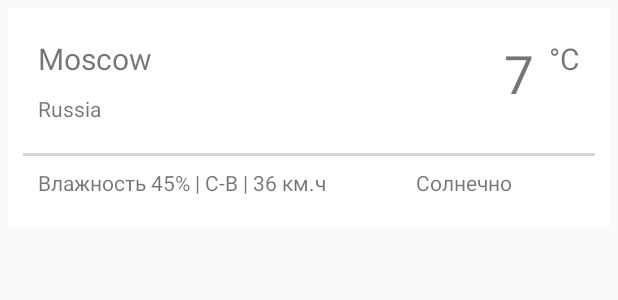
After one commit to NikolayPodonin/PerfectWeather, an Android app: the layout widget_location_element.xml on its own in the app's theme, with its tools: preview values and no code run, on a phone screen of 412 x 824 dp. The commit adds this screen. Shown: the top 300 px of the screen. Run offline under Robolectric (Android 15) with nearby library versions, the phone set to English and light mode, and no system bars.

Commit message:
location control fragment

```diff
--- a/app/build.gradle
+++ b/app/build.gradle
@@ -33,4 +33,7 @@ dependencies {
 
     implementation "androidx.navigation:navigation-fragment:2.0.0"
     implementation "androidx.navigation:navigation-ui:2.0.0"
+    implementation 'com.google.android.libraries.places:places:1.1.0'
+    implementation "org.koin:koin-android:2.0.0-rc-2"
+    implementation 'com.squareup.retrofit2:retrofit:2.5.0'
 }
--- /dev/null
+++ b/app/src/main/java/android/podonin/com/perfectweather/view/locationController/LocationControllerFragment.kt
@@ -0,0 +1,7 @@
+package android.podonin.com.perfectweather.view.locationController
+
+import androidx.fragment.app.Fragment
+
+class LocationControllerFragment: Fragment(), LocationControllerView {
+
+}
--- /dev/null
+++ b/app/src/main/java/android/podonin/com/perfectweather/view/locationController/LocationControllerPresenter.kt
@@ -0,0 +1,4 @@
+package android.podonin.com.perfectweather.view.locationController
+
+class LocationControllerPresenter(private val view: LocationControllerView) {
+}
--- /dev/null
+++ b/app/src/main/java/android/podonin/com/perfectweather/view/locationController/LocationControllerView.kt
@@ -0,0 +1,4 @@
+package android.podonin.com.perfectweather.view.locationController
+
+interface LocationControllerView {
+}
--- /dev/null
+++ b/app/src/main/res/layout/fr_location_picker.xml
@@ -0,0 +1,7 @@
+<?xml version="1.0" encoding="utf-8"?>
+
+<fragment android:id="@+id/autocomplete_fragment"
+          android:layout_width="match_parent"
+          android:layout_height="match_parent"
+          android:name="android.podonin.com.perfectweather.view.locationPicker.LocationPickerFragment"
+          xmlns:android="http://schemas.android.com/apk/res/android"/>
--- /dev/null
+++ b/app/src/main/res/layout/widget_location_element.xml
@@ -0,0 +1,110 @@
+<?xml version="1.0" encoding="utf-8"?>
+<androidx.constraintlayout.widget.ConstraintLayout
+        xmlns:android="http://schemas.android.com/apk/res/android"
+        xmlns:tools="http://schemas.android.com/tools"
+        android:layout_width="match_parent"
+        android:layout_height="wrap_content" xmlns:app="http://schemas.android.com/apk/res-auto"
+        android:padding="@dimen/widgetLocationElementPadding"
+        android:layout_margin="@dimen/widgetLocationElementMargin"
+        android:background="@android:color/white" >
+
+    <androidx.constraintlayout.widget.Guideline
+            android:id="@+id/verticalGuideline"
+            android:layout_width="match_parent"
+            android:layout_height="match_parent"
+            android:orientation="vertical"
+            app:layout_constraintGuide_percent="0.66"
+    />
+
+    <androidx.appcompat.widget.AppCompatTextView
+            android:id="@+id/locationName"
+            android:layout_width="0dp"
+            android:layout_height="wrap_content"
+            app:layout_constraintStart_toStartOf="parent"
+            app:layout_constraintEnd_toEndOf="@id/verticalGuideline"
+            app:layout_constraintTop_toTopOf="parent"
+            android:maxLines="1"
+            android:ellipsize="end"
+            tools:text="Moscow"
+            android:textSize="@dimen/widgetLocationNameText"
+            android:padding="@dimen/widgetLocationElementPadding"
+    />
+
+    <androidx.appcompat.widget.AppCompatTextView
+            android:id="@+id/locationParentName"
+            android:layout_width="0dp"
+            android:layout_height="wrap_content"
+            android:maxLines="1"
+            android:ellipsize="end"
+            app:layout_constraintStart_toStartOf="parent"
+            app:layout_constraintEnd_toEndOf="@id/verticalGuideline"
+            app:layout_constraintTop_toBottomOf="@id/locationName"
+            tools:text="Russia"
+            android:paddingBottom="@dimen/widgetLocationElementPadding"
+            android:paddingStart="@dimen/widgetLocationElementPadding"
+            android:paddingEnd="@dimen/widgetLocationElementPadding"
+    />
+
+
+    <androidx.appcompat.widget.AppCompatTextView
+            android:id="@+id/degrees"
+            android:layout_width="0dp"
+            android:layout_height="0dp"
+            app:layout_constraintStart_toStartOf="@id/verticalGuideline"
+            app:layout_constraintEnd_toStartOf="@id/degreesCelsius"
+            app:layout_constraintTop_toTopOf="parent"
+            app:layout_constraintBottom_toTopOf="@id/dividerView"
+            tools:text="7"
+            android:textAlignment="viewEnd"
+            android:textSize="@dimen/widgetLocationDegreesText"
+            android:padding="@dimen/widgetLocationElementPadding"
+    />
+
+    <androidx.appcompat.widget.AppCompatTextView
+            android:id="@+id/degreesCelsius"
+            android:layout_width="wrap_content"
+            android:layout_height="0dp"
+            app:layout_constraintEnd_toEndOf="parent"
+            app:layout_constraintTop_toTopOf="parent"
+            app:layout_constraintBottom_toTopOf="@id/dividerView"
+            android:text="@string/degreesCelsius"
+            android:textAlignment="viewEnd"
+            android:textSize="@dimen/widgetLocationNameText"
+            android:paddingTop="@dimen/widgetLocationElementPadding"
+            android:paddingEnd="@dimen/widgetLocationElementPadding"
+    />
+
+    <View
+            android:id="@+id/dividerView"
+            android:layout_width="match_parent"
+            android:layout_height="2dp"
+            android:background="@color/quantum_grey400"
+            app:layout_constraintTop_toBottomOf="@id/locationParentName"
+            android:layout_marginTop="@dimen/widgetLocationElementPadding"
+    />
+
+    <androidx.appcompat.widget.AppCompatTextView
+            android:id="@+id/weatherInfo"
+            android:layout_width="0dp"
+            android:layout_height="wrap_content"
+            app:layout_constraintStart_toStartOf="parent"
+            app:layout_constraintEnd_toEndOf="@id/verticalGuideline"
+            app:layout_constraintTop_toTopOf="@id/dividerView"
+            tools:text="Влажность 45% | C-B | 36 км.ч"
+            android:padding="@dimen/widgetLocationElementPadding"
+    />
+
+    <androidx.appcompat.widget.AppCompatTextView
+            android:id="@+id/weatherLightness"
+            android:layout_width="0dp"
+            android:layout_height="wrap_content"
+            app:layout_constraintStart_toStartOf="@id/verticalGuideline"
+            app:layout_constraintEnd_toEndOf="parent"
+            app:layout_constraintTop_toTopOf="@id/dividerView"
+            tools:text="Солнечно"
+            android:padding="@dimen/widgetLocationElementPadding"
+    />
+
+
+
+</androidx.constraintlayout.widget.ConstraintLayout>
--- /dev/null
+++ b/app/src/main/res/values/dimentions.xml
@@ -0,0 +1,8 @@
+<?xml version="1.0" encoding="utf-8"?>
+<resources>
+    <dimen name="widgetLocationElementPadding">10dp</dimen>
+    <dimen name="widgetLocationElementMargin">5dp</dimen>
+    <dimen name="widgetLocationNameText">20sp</dimen>
+    <dimen name="widgetLocationDegreesText">35sp</dimen>
+    <dimen name="widgetLocationDegreesSymbol">7sp</dimen>
+</resources>
--- a/app/src/main/res/values/strings.xml
+++ b/app/src/main/res/values/strings.xml
@@ -1,3 +1,4 @@
 <resources>
     <string name="app_name">PerfectWeather</string>
+    <string name="degreesCelsius">°C</string>
 </resources>
--- a/app/src/main/res/values/styles.xml
+++ b/app/src/main/res/values/styles.xml
@@ -1,7 +1,7 @@
 <resources>
 
     <!-- Base application theme. -->
-    <style name="AppTheme" parent="Theme.AppCompat.Light.DarkActionBar">
+    <style name="AppTheme" parent="Theme.AppCompat.Light.NoActionBar">
         <!-- Customize your theme here. -->
         <item name="colorPrimary">@color/colorPrimary</item>
         <item name="colorPrimaryDark">@color/colorPrimaryDark</item>
--- /dev/null
+++ b/app/src/main/res/xml/backup_descriptor.xml
@@ -0,0 +1,4 @@
+<?xml version="1.0" encoding="utf-8"?>
+<full-backup-content>
+    <!-- Exclude specific shared preferences that contain GCM registration Id -->
+</full-backup-content>
```
